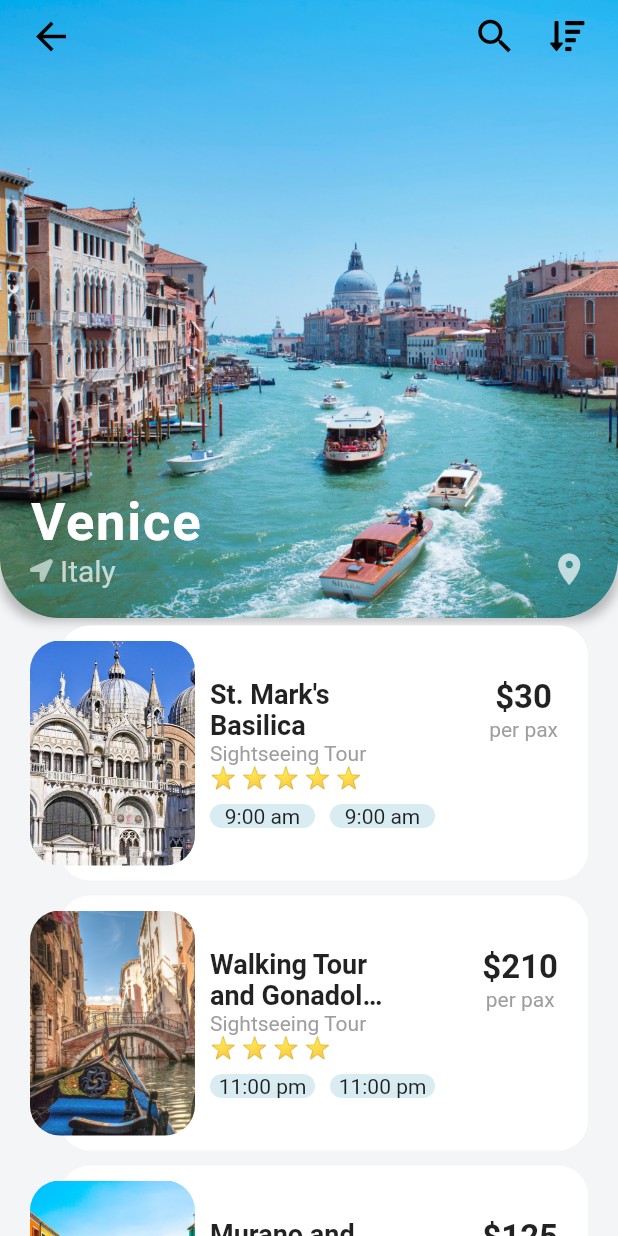
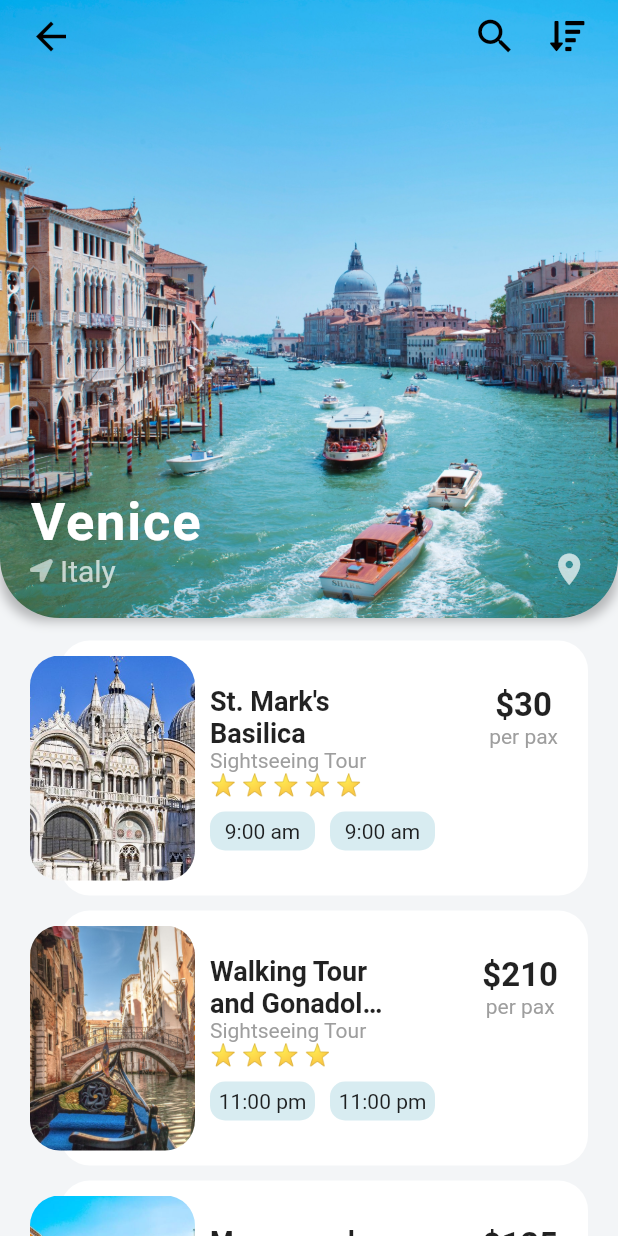
Before and after one commit to timeitel/travel_app, a Flutter app: the screen it shows after launch, after a tap on an icon or button, on a phone screen of 412 x 824 dp. Run offline on Flutter 3.47's test engine with Material 2 defaults, Android fonts, the light colour scheme and no system bars; our stand-ins replace font_awesome_flutter.

Commit message:
style: padding for session times

```diff
--- a/lib/screens/destination_screen.dart
+++ b/lib/screens/destination_screen.dart
@@ -128,6 +128,7 @@ class _DestinationScreenState extends State<DestinationScreen> {
             ),
             Expanded(
               child: ListView.builder(
+                padding: EdgeInsets.only(top: 10.0, bottom: 15.0),
                 itemCount: widget.destination.activities.length,
                 itemBuilder: (BuildContext context, int index) {
                   Activity activity = widget.destination.activities[index];
@@ -190,6 +191,7 @@ class _DestinationScreenState extends State<DestinationScreen> {
                               Row(
                                 children: <Widget>[
                                   Container(
+                                    padding: EdgeInsets.all(5.0),
                                     width: 70.0,
                                     decoration: BoxDecoration(
                                       color: Theme.of(context).accentColor,
@@ -202,6 +204,7 @@ class _DestinationScreenState extends State<DestinationScreen> {
                                     width: 10.0,
                                   ),
                                   Container(
+                                    padding: EdgeInsets.all(5.0),
                                     width: 70.0,
                                     decoration: BoxDecoration(
                                       color: Theme.of(context).accentColor,
```
